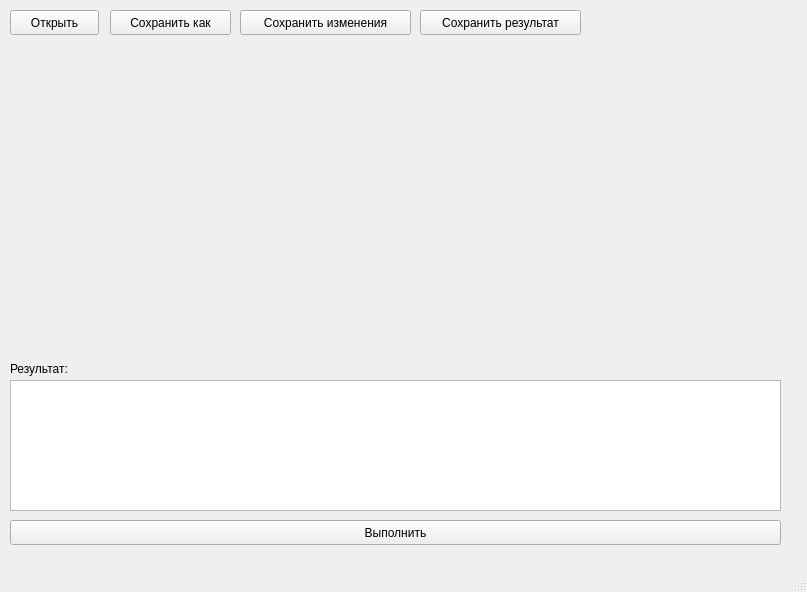
Old version of the form mainwindow.ui in the repository Punkc4ke/JSCompiler.
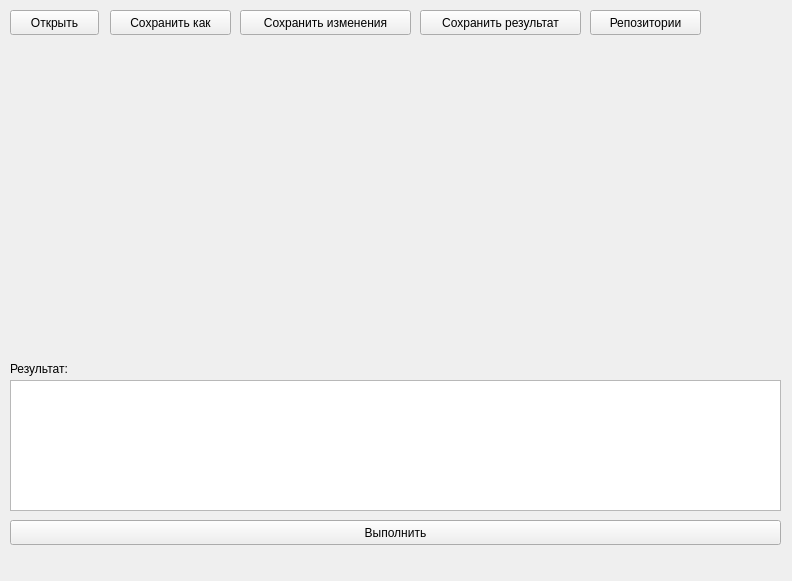
New version of the form. Custom widgets are drawn as their Qt base class.

Diff of the .ui file:
```diff
--- a/mainwindow.ui
+++ b/mainwindow.ui
@@ -6,8 +6,8 @@
    <rect>
     <x>0</x>
     <y>0</y>
-    <width>807</width>
-    <height>592</height>
+    <width>792</width>
+    <height>581</height>
    </rect>
   </property>
   <property name="windowTitle">
@@ -69,10 +69,10 @@
    <widget class="QLabel" name="label">
     <property name="geometry">
      <rect>
-      <x>10</x>
-      <y>50</y>
+      <x>20</x>
+      <y>40</y>
       <width>771</width>
-      <height>17</height>
+      <height>20</height>
      </rect>
     </property>
     <property name="text">
@@ -125,7 +125,7 @@
     <property name="geometry">
      <rect>
       <x>10</x>
-      <y>70</y>
+      <y>60</y>
       <width>771</width>
       <height>281</height>
      </rect>
@@ -140,6 +140,19 @@
      <enum>QFrame::Sunken</enum>
     </property>
    </widget>
+   <widget class="QPushButton" name="repoButton">
+    <property name="geometry">
+     <rect>
+      <x>590</x>
+      <y>10</y>
+      <width>111</width>
+      <height>25</height>
+     </rect>
+    </property>
+    <property name="text">
+     <string>Репозитории</string>
+    </property>
+   </widget>
   </widget>
   <widget class="QMenuBar" name="menubar">
    <property name="geometry">
@@ -151,7 +164,6 @@
     </rect>
    </property>
   </widget>
-  <widget class="QStatusBar" name="statusbar"/>
  </widget>
  <customwidgets>
   <customwidget>
```
Left out of the diff: 3 changed lines with no effect on the pictures.
